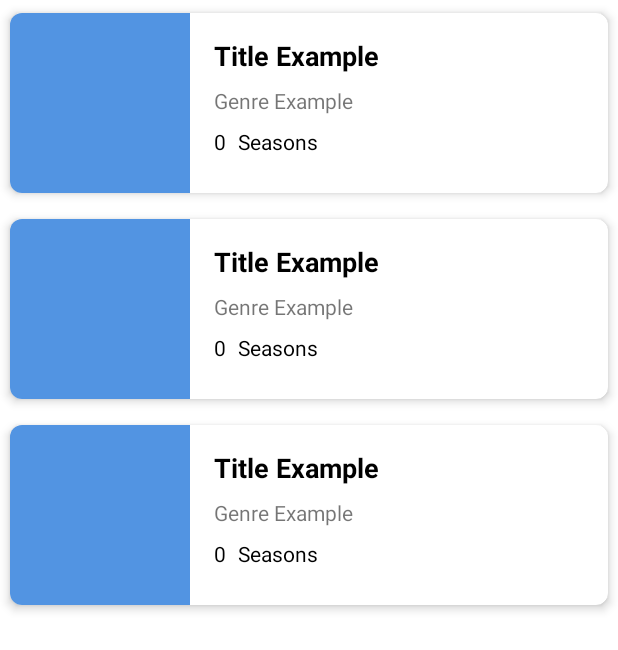
After one commit to ichsanulalifwan/learn-android-jetpack, an Android app: the layout fragment_tv_show.xml on its own in the app's theme, with its tools: preview values and no code run, on a phone screen of 412 x 824 dp. The commit adds this screen. Shown: the top 650 px of the screen. Run offline under Robolectric (Android 15) with nearby library versions, the phone set to English and light mode, and no system bars.

Commit message:
setup fragment movie and tvshow list items

```diff
--- a/app/build.gradle
+++ b/app/build.gradle
@@ -50,6 +50,7 @@ dependencies {
 
     // ViewModel
     implementation "androidx.lifecycle:lifecycle-viewmodel-ktx:$lifecycle_version"
+    implementation 'androidx.legacy:legacy-support-v4:1.0.0'
 
     // Testing
     testImplementation "junit:junit:$junit_version"
--- a/app/src/main/AndroidManifest.xml
+++ b/app/src/main/AndroidManifest.xml
@@ -9,7 +9,7 @@
         android:roundIcon="@mipmap/ic_launcher_round"
         android:supportsRtl="true"
         android:theme="@style/Theme.MovieCatalogue">
-        <activity android:name=".MainActivity">
+        <activity android:name=".ui.MainActivity">
             <intent-filter>
                 <action android:name="android.intent.action.MAIN" />
 
--- a/app/src/main/java/com/dicoding/picodiploma/moviecatalogue/MainActivity.kt
+++ b/app/src/main/java/com/dicoding/picodiploma/moviecatalogue/ui/MainActivity.kt
@@ -1,7 +1,8 @@
-package com.dicoding.picodiploma.moviecatalogue
+package com.dicoding.picodiploma.moviecatalogue.ui
 
 import androidx.appcompat.app.AppCompatActivity
 import android.os.Bundle
+import com.dicoding.picodiploma.moviecatalogue.R
 
 class MainActivity : AppCompatActivity() {
     override fun onCreate(savedInstanceState: Bundle?) {
--- a/app/src/main/res/layout/activity_main.xml
+++ b/app/src/main/res/layout/activity_main.xml
@@ -4,7 +4,7 @@
     xmlns:tools="http://schemas.android.com/tools"
     android:layout_width="match_parent"
     android:layout_height="match_parent"
-    tools:context=".MainActivity">
+    tools:context=".ui.MainActivity">
 
     <TextView
         android:layout_width="wrap_content"
--- /dev/null
+++ b/app/src/main/res/layout/fragment_tv_show.xml
@@ -0,0 +1,30 @@
+<?xml version="1.0" encoding="utf-8"?>
+<androidx.constraintlayout.widget.ConstraintLayout xmlns:android="http://schemas.android.com/apk/res/android"
+    xmlns:app="http://schemas.android.com/apk/res-auto"
+    xmlns:tools="http://schemas.android.com/tools"
+    android:layout_width="match_parent"
+    android:layout_height="match_parent">
+
+    <androidx.recyclerview.widget.RecyclerView
+        android:id="@+id/rv_movie"
+        android:layout_width="0dp"
+        android:layout_height="0dp"
+        android:clipToPadding="false"
+        app:layout_constraintBottom_toBottomOf="parent"
+        app:layout_constraintEnd_toEndOf="parent"
+        app:layout_constraintStart_toStartOf="parent"
+        app:layout_constraintTop_toTopOf="parent"
+        tools:listitem="@layout/item_tvshow" />
+
+    <ProgressBar
+        android:id="@+id/progress_bar"
+        style="?android:attr/progressBarStyle"
+        android:layout_width="wrap_content"
+        android:layout_height="wrap_content"
+        android:visibility="gone"
+        app:layout_constraintBottom_toBottomOf="parent"
+        app:layout_constraintEnd_toEndOf="parent"
+        app:layout_constraintStart_toStartOf="parent"
+        app:layout_constraintTop_toTopOf="parent" />
+
+</androidx.constraintlayout.widget.ConstraintLayout>
--- /dev/null
+++ b/app/src/main/res/layout/item_tvshow.xml
@@ -0,0 +1,78 @@
+<?xml version="1.0" encoding="utf-8"?>
+<com.google.android.material.card.MaterialCardView xmlns:android="http://schemas.android.com/apk/res/android"
+    xmlns:app="http://schemas.android.com/apk/res-auto"
+    xmlns:tools="http://schemas.android.com/tools"
+    android:id="@+id/cv_item_list"
+    android:layout_width="match_parent"
+    android:layout_height="wrap_content"
+    android:orientation="vertical"
+    app:cardCornerRadius="8dp"
+    app:cardElevation="4dp"
+    app:cardMaxElevation="4dp"
+    app:cardUseCompatPadding="true">
+
+    <androidx.constraintlayout.widget.ConstraintLayout
+        android:id="@+id/item_container"
+        android:layout_width="match_parent"
+        android:layout_height="wrap_content">
+
+        <com.google.android.material.imageview.ShapeableImageView
+            android:id="@+id/img_poster"
+            android:layout_width="120dp"
+            android:layout_height="120dp"
+            android:src="@color/blue"
+            app:layout_constraintBottom_toBottomOf="parent"
+            app:layout_constraintStart_toStartOf="parent"
+            app:layout_constraintTop_toTopOf="parent" />
+
+        <TextView
+            android:id="@+id/tv_title"
+            android:layout_width="0dp"
+            android:layout_height="wrap_content"
+            android:layout_marginStart="16dp"
+            android:layout_marginTop="16dp"
+            android:layout_marginEnd="16dp"
+            android:ellipsize="end"
+            android:gravity="start"
+            android:maxLines="2"
+            android:textColor="@color/black"
+            android:textSize="18sp"
+            android:textStyle="bold"
+            app:layout_constraintEnd_toEndOf="parent"
+            app:layout_constraintStart_toEndOf="@id/img_poster"
+            app:layout_constraintTop_toTopOf="parent"
+            tools:text="@string/title" />
+
+        <TextView
+            android:id="@+id/tv_genre"
+            android:layout_width="wrap_content"
+            android:layout_height="wrap_content"
+            android:layout_marginTop="8dp"
+            android:gravity="start"
+            android:textSize="14sp"
+            app:layout_constraintStart_toStartOf="@id/tv_title"
+            app:layout_constraintTop_toBottomOf="@id/tv_title"
+            tools:text="Genre Example" />
+
+        <TextView
+            android:id="@+id/number_of_season"
+            android:layout_width="wrap_content"
+            android:layout_height="wrap_content"
+            android:layout_marginTop="8dp"
+            android:textColor="@color/black"
+            app:layout_constraintStart_toStartOf="@id/tv_genre"
+            app:layout_constraintTop_toBottomOf="@id/tv_genre"
+            tools:text="0" />
+
+        <TextView
+            android:id="@+id/season"
+            android:layout_width="wrap_content"
+            android:layout_height="wrap_content"
+            android:layout_marginStart="8dp"
+            android:textColor="@color/black"
+            app:layout_constraintStart_toEndOf="@id/number_of_season"
+            app:layout_constraintTop_toTopOf="@id/number_of_season"
+            tools:text="@string/season_text" />
+
+    </androidx.constraintlayout.widget.ConstraintLayout>
+</com.google.android.material.card.MaterialCardView>
--- a/app/src/main/res/values/colors.xml
+++ b/app/src/main/res/values/colors.xml
@@ -1,5 +1,8 @@
 <?xml version="1.0" encoding="utf-8"?>
 <resources>
+    <color name="primary">#559999</color>
+    <color name="primary_dark">#115566</color>
+    <color name="blue">#5294e2</color>
     <color name="purple_200">#FFBB86FC</color>
     <color name="purple_500">#FF6200EE</color>
     <color name="purple_700">#FF3700B3</color>
@@ -7,4 +10,5 @@
     <color name="teal_700">#FF018786</color>
     <color name="black">#FF000000</color>
     <color name="white">#FFFFFFFF</color>
+    <color name="placeholder">#6FB6B6B6</color>
 </resources>
--- a/app/src/main/res/values/strings.xml
+++ b/app/src/main/res/values/strings.xml
@@ -1,3 +1,7 @@
 <resources>
     <string name="app_name">Movie Catalogue</string>
+    <!-- TODO: Remove or change this placeholder text -->
+    <string name="hello_blank_fragment">Hello blank fragment</string>
+    <string name="title">Title Example</string>
+    <string name="season_text">Seasons</string>
 </resources>
--- a/build.gradle
+++ b/build.gradle
@@ -8,7 +8,7 @@ buildscript {
         glide_version = '4.12.0'
         kotlin_version = '1.4.32'
         lifecycle_version = '2.3.1'
-        material_version = '1.4.0'
+        material_version = '1.4.0-alpha02'
         recyclerview_version = '1.2.0'
         viewpager2_version = '1.0.0'
 
```
Also changed, not shown: app/src/main/java/com/dicoding/picodiploma/moviecatalogue/adapter/MovieAdapter.kt (added, +52 -0 lines), app/src/main/java/com/dicoding/picodiploma/moviecatalogue/adapter/TvShowAdapter.kt (added, +51 -0 lines), app/src/main/java/com/dicoding/picodiploma/moviecatalogue/ui/MovieFragment.kt (added, +58 -0 lines), app/src/main/java/com/dicoding/picodiploma/moviecatalogue/ui/TvShowFragment.kt (added, +58 -0 lines), app/src/main/res/layout/fragment_movie.xml (added, +35 -0 lines), app/src/main/res/layout/item_movie.xml (added, +58 -0 lines).
